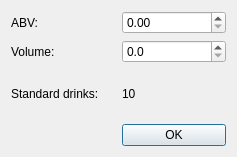
The window that ui/standard_drink_calc.ui (minorsecond/BuzzBot) describes before a commit, drawn with Qt 5.
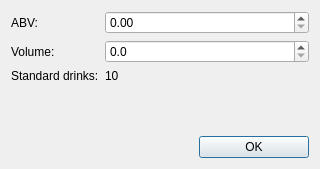
The same window after the commit.

```diff
--- a/ui/standard_drink_calc.ui
+++ b/ui/standard_drink_calc.ui
@@ -6,58 +6,114 @@
    <rect>
     <x>0</x>
     <y>0</y>
-    <width>237</width>
-    <height>157</height>
+    <width>320</width>
+    <height>169</height>
    </rect>
   </property>
   <property name="windowTitle">
    <string>Calculate Std. Drinks</string>
   </property>
+  <layout class="QVBoxLayout" name="verticalLayout">
+   <item>
   <layout class="QGridLayout" name="gridLayout">
-   <item row="0" column="0">
-    <widget class="QLabel" name="abvInputLabel">
-     <property name="text">
-      <string>ABV:</string>
+     <item row="0" column="2">
+      <widget class="QDoubleSpinBox" name="abvInput">
+       <property name="sizePolicy">
+        <sizepolicy hsizetype="Expanding" vsizetype="Fixed">
+         <horstretch>0</horstretch>
+         <verstretch>0</verstretch>
+        </sizepolicy>
      </property>
     </widget>
    </item>
-   <item row="3" column="1">
-    <widget class="QPushButton" name="stdDrinkCalcOkButton">
-     <property name="text">
-      <string>OK</string>
-     </property>
-    </widget>
-   </item>
-   <item row="2" column="0">
+     <item row="1" column="2">
+      <widget class="QDoubleSpinBox" name="volumeInput">
+       <property name="sizePolicy">
+        <sizepolicy hsizetype="Expanding" vsizetype="Fixed">
+         <horstretch>0</horstretch>
+         <verstretch>0</verstretch>
+        </sizepolicy>
+       </property>
+       <property name="decimals">
+        <number>1</number>
+       </property>
+      </widget>
+     </item>
+     <item row="2" column="0" colspan="2">
     <widget class="QLabel" name="standardDrinksLabel">
      <property name="text">
       <string>Standard drinks:</string>
      </property>
     </widget>
    </item>
-   <item row="1" column="0">
-    <widget class="QLabel" name="volumeLabel">
-     <property name="text">
-      <string>Volume:</string>
-     </property>
-    </widget>
-   </item>
-   <item row="0" column="1">
-    <widget class="QDoubleSpinBox" name="abvInput"/>
-   </item>
-   <item row="2" column="1">
+     <item row="2" column="2">
     <widget class="QLabel" name="standardDrinksOutput">
+       <property name="sizePolicy">
+        <sizepolicy hsizetype="Expanding" vsizetype="Preferred">
+         <horstretch>0</horstretch>
+         <verstretch>0</verstretch>
+        </sizepolicy>
+       </property>
      <property name="text">
       <string>10</string>
      </property>
     </widget>
    </item>
-   <item row="1" column="1">
-    <widget class="QDoubleSpinBox" name="volumeInput">
-     <property name="decimals">
-      <number>1</number>
-     </property>
-    </widget>
+     <item row="0" column="0" colspan="2">
+      <widget class="QLabel" name="abvInputLabel">
+       <property name="text">
+        <string>ABV:</string>
+       </property>
+      </widget>
+     </item>
+     <item row="1" column="0" colspan="2">
+      <widget class="QLabel" name="volumeLabel">
+       <property name="text">
+        <string>Volume:</string>
+       </property>
+      </widget>
+     </item>
+     <item row="3" column="0" colspan="2">
+      <spacer name="verticalSpacer">
+       <property name="orientation">
+        <enum>Qt::Vertical</enum>
+       </property>
+       <property name="sizeHint" stdset="0">
+        <size>
+         <width>20</width>
+         <height>138</height>
+        </size>
+       </property>
+      </spacer>
+     </item>
+    </layout>
+   </item>
+   <item>
+    <layout class="QHBoxLayout" name="horizontalLayout">
+     <item>
+      <spacer name="horizontalSpacer">
+       <property name="orientation">
+        <enum>Qt::Horizontal</enum>
+       </property>
+       <property name="sizeType">
+        <enum>QSizePolicy::Preferred</enum>
+       </property>
+       <property name="sizeHint" stdset="0">
+        <size>
+         <width>188</width>
+         <height>20</height>
+        </size>
+       </property>
+      </spacer>
+     </item>
+     <item>
+      <widget class="QPushButton" name="stdDrinkCalcOkButton">
+       <property name="text">
+        <string>OK</string>
+       </property>
+      </widget>
+     </item>
+    </layout>
    </item>
   </layout>
  </widget>
```
Lines whose indentation alone changed are shown as unchanged.
